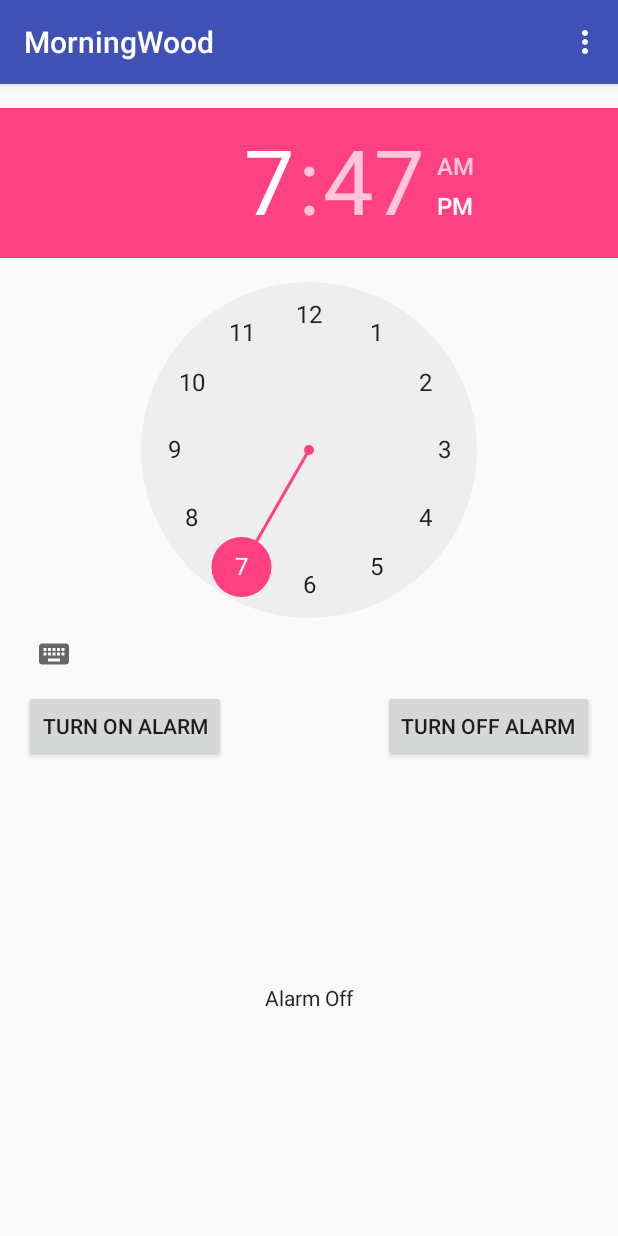
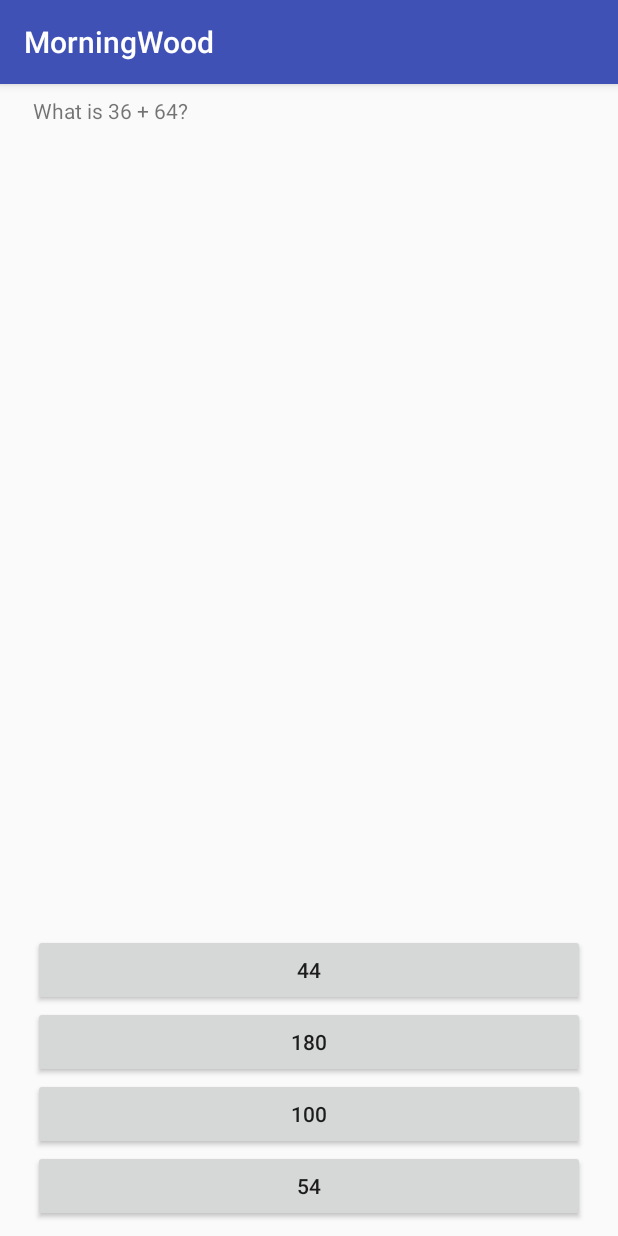
Before and after one commit to drymop/Morning-Quiz, an Android app: the screen it shows after launch (mainActivity before the commit, QuizActivity after it), after a tap on "TURN OFF ALARM", on a phone screen of 412 x 824 dp. Run offline under Robolectric (Android 15) with nearby library versions, the phone set to English and light mode, and no system bars.

Commit message:
Quiz part of the program.

```diff
--- a/app/src/main/AndroidManifest.xml
+++ b/app/src/main/AndroidManifest.xml
@@ -15,9 +15,10 @@
             android:theme="@style/AppTheme.NoActionBar">
             <intent-filter>
                 <action android:name="android.intent.action.MAIN" />
-
                 <category android:name="android.intent.category.LAUNCHER" />
             </intent-filter>
+        </activity>
+        <activity android:name=".QuizActivity">
         </activity>
     </application>
 
--- /dev/null
+++ b/app/src/main/java/com/clockytheandroidclock/morningwood/QuizActivity.java
@@ -0,0 +1,88 @@
+package com.clockytheandroidclock.morningwood;
+
+import android.graphics.Color;
+import android.graphics.drawable.AnimationDrawable;
+import android.graphics.drawable.ColorDrawable;
+import android.graphics.drawable.Drawable;
+import android.os.Handler;
+import android.support.v7.app.AppCompatActivity;
+import android.os.Bundle;
+import android.view.View;
+import android.widget.Button;
+import android.widget.TextView;
+
+import java.util.Random;
+
+public class QuizActivity extends AppCompatActivity {
+
+    private int correctButtonId = -1;
+
+    private static final int[] buttonIds = new int[] {
+            R.id.btn_A,
+            R.id.btn_B,
+            R.id.btn_C,
+            R.id.btn_D
+    };
+
+    @Override
+    protected void onCreate(Bundle savedInstanceState) {
+        super.onCreate(savedInstanceState);
+        setContentView(R.layout.activity_quiz);
+
+        setQuestion();
+    }
+
+    public void setQuestion() {
+        Random rnd = new Random();
+        int a = rnd.nextInt(100);
+        int b = rnd.nextInt(100);
+
+        String question = "What is " + a + " + " + b + "?";
+
+        int[] answers = new int[] {-1, -1, -1, -1};
+
+        int correctAns = rnd.nextInt(4);
+        correctButtonId = buttonIds[correctAns];
+
+        answers[correctAns] = a + b;
+        for (int i = 0; i < 4; i++) {
+            if (i == correctAns) continue;
+            do {
+                answers[i] = rnd.nextInt(200);
+            } while (answers[i] == a + b);
+        }
+
+        TextView questionText = findViewById(R.id.question_text);
+        questionText.setText(question);
+
+        Button[] ansBtns = new Button[] {
+                findViewById(R.id.btn_A),
+                findViewById(R.id.btn_B),
+                findViewById(R.id.btn_C),
+                findViewById(R.id.btn_D),
+        };
+        for (int i = 0; i < ansBtns.length; i++) {
+            ansBtns[i].setText(String.valueOf(answers[i]));
+        }
+    }
+
+    /**
+     * Change color of the correct answer button, then choose new question
+     * @param view clicked view
+     */
+    public void onClick(final View view) {
+
+        final Drawable saveBackground = findViewById(correctButtonId).getBackground();
+        int color = (view.getId() == correctButtonId)? Color.GREEN : Color.RED;
+
+        view.setBackgroundColor(color);
+
+        new Handler().postDelayed(new Runnable() {
+            @Override
+            public void run() {
+                view.setBackgroundDrawable(saveBackground);
+                setQuestion();
+            }
+        }, 400);
+    }
+}
--- a/app/src/main/java/com/clockytheandroidclock/morningwood/mainActivity.java
+++ b/app/src/main/java/com/clockytheandroidclock/morningwood/mainActivity.java
@@ -1,6 +1,7 @@
 package com.clockytheandroidclock.morningwood;
 
 import android.app.AlarmManager;
+import android.content.Intent;
 import android.os.Bundle;
 import android.support.design.widget.FloatingActionButton;
 import android.support.design.widget.Snackbar;
@@ -77,7 +78,9 @@ public class mainActivity extends AppCompatActivity {
             @Override
             public void onClick(View view) {
                 //method that changes the update text
-                set_alarm_text("Alarm Off");
+                //TODO: Temporary use that btn to move to QuizActivity
+                //set_alarm_text("Alarm Off");
+                doQuiz();
             }
         });
 
@@ -109,4 +112,9 @@ public class mainActivity extends AppCompatActivity {
 
         return super.onOptionsItemSelected(item);
     }
+
+    public void doQuiz() {
+        Intent intent = new Intent(mainActivity.this, QuizActivity.class);
+        startActivity(intent);
+    }
 }
--- /dev/null
+++ b/app/src/main/res/layout/activity_quiz.xml
@@ -0,0 +1,76 @@
+<?xml version="1.0" encoding="utf-8"?>
+<android.support.constraint.ConstraintLayout xmlns:android="http://schemas.android.com/apk/res/android"
+    xmlns:app="http://schemas.android.com/apk/res-auto"
+    xmlns:tools="http://schemas.android.com/tools"
+    android:layout_width="match_parent"
+    android:layout_height="match_parent"
+    tools:context="com.clockytheandroidclock.morningwood.QuizActivity">
+
+    <ScrollView
+        android:layout_width="368dp"
+        android:layout_height="296dp"
+        android:layout_marginEnd="8dp"
+        android:layout_marginStart="8dp"
+        android:layout_marginTop="8dp"
+        app:layout_constraintEnd_toEndOf="parent"
+        app:layout_constraintStart_toStartOf="parent"
+        app:layout_constraintTop_toTopOf="parent">
+
+        <LinearLayout
+            android:layout_width="match_parent"
+            android:layout_height="wrap_content"
+            android:orientation="vertical" >
+
+            <TextView
+                android:id="@+id/question_text"
+                android:layout_width="match_parent"
+                android:layout_height="wrap_content"
+                android:text="TextView" />
+        </LinearLayout>
+    </ScrollView>
+
+    <ScrollView
+        android:layout_width="368dp"
+        android:layout_height="193dp"
+        android:layout_marginBottom="8dp"
+        android:layout_marginEnd="8dp"
+        android:layout_marginStart="8dp"
+        app:layout_constraintBottom_toBottomOf="parent"
+        app:layout_constraintEnd_toEndOf="parent"
+        app:layout_constraintStart_toStartOf="parent">
+
+        <LinearLayout
+            android:layout_width="match_parent"
+            android:layout_height="wrap_content"
+            android:orientation="vertical">
+
+            <Button
+                android:id="@+id/btn_A"
+                android:layout_width="match_parent"
+                android:layout_height="wrap_content"
+                android:onClick="onClick"
+                android:text="Button" />
+
+            <Button
+                android:id="@+id/btn_B"
+                android:layout_width="match_parent"
+                android:layout_height="wrap_content"
+                android:onClick="onClick"
+                android:text="Button" />
+
+            <Button
+                android:id="@+id/btn_C"
+                android:layout_width="match_parent"
+                android:layout_height="wrap_content"
+                android:onClick="onClick"
+                android:text="Button" />
+
+            <Button
+                android:id="@+id/btn_D"
+                android:layout_width="match_parent"
+                android:layout_height="wrap_content"
+                android:onClick="onClick"
+                android:text="Button" />
+        </LinearLayout>
+    </ScrollView>
+</android.support.constraint.ConstraintLayout>
```
